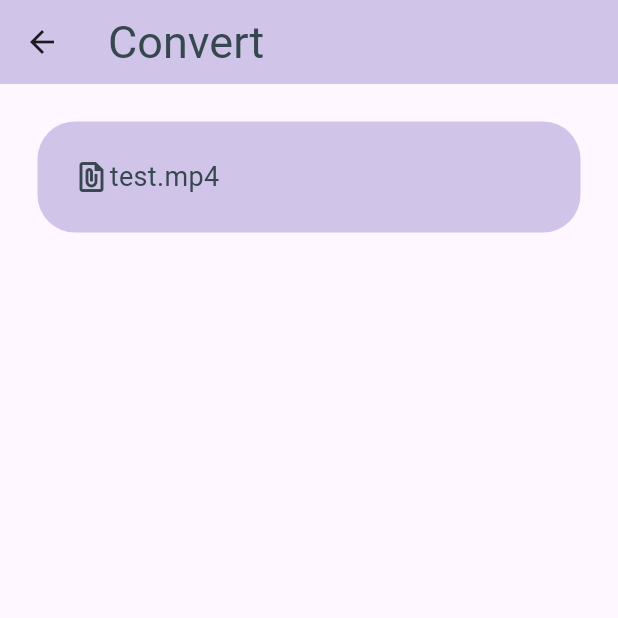
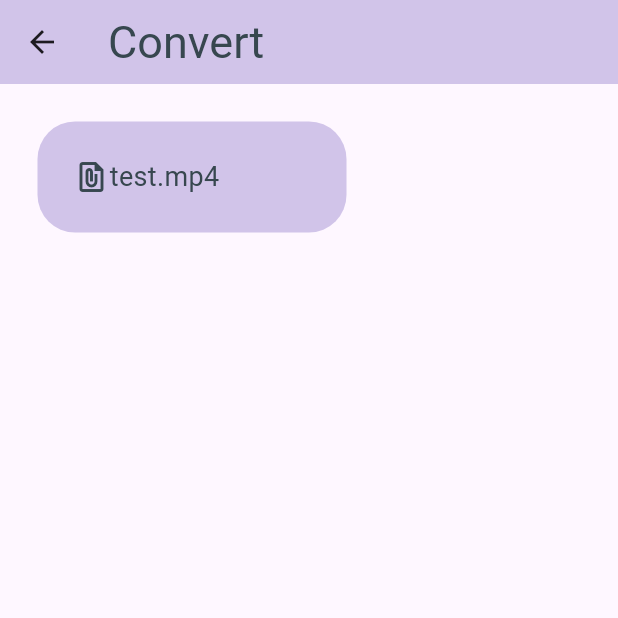
Before and after one commit to Pagrent/ffmpeg-Flutter-UI, a Flutter app: the screen it shows after launch, after a tap on the "save" icon, on a phone screen of 412 x 824 dp, the top half of it. Run offline on Flutter 3.47's test engine with Material 3 defaults, Android fonts, the light colour scheme and no system bars; our stand-ins replace file_picker, flutter_slidable, permission_handler.

Commit message:
修改：     ffmpegflutterui/android/app/src/main/AndroidManifest.xml 	修改：     ffmpegflutterui/lib/pages/convert_page.dart 	修改：     ffmpegflutterui/lib/pages/input_page.dart 	修改：     ffmpegflutterui/lib/pages/platform_page.dart 	修改：     ffmpegflutterui/lib/utils/confirm_file.dart 	修改：     ffmpegflutterui/lib/utils/file_list.dart 	修改：     ffmpegflutterui/pubspec.lock 	修改：     ffmpegflutterui/pubspec.yaml 	修改：     ffmpegflutterui/windows/flutter/generated_plugin_registrant.cc 	修改：     ffmpegflutterui/windows/flutter/generated_plugins.cmake

```diff
--- a/ffmpegflutterui/lib/pages/convert_page.dart
+++ b/ffmpegflutterui/lib/pages/convert_page.dart
@@ -1,6 +1,9 @@
+import 'dart:io';
+
 import 'package:ffmpegflutterui/utils/confirm_file.dart';
-import 'package:ffmpegflutterui/utils/file_list.dart';
 import 'package:flutter/material.dart';
+import 'package:path_provider/path_provider.dart';
+import 'package:permission_handler/permission_handler.dart';
 
 class ConvertPage extends StatefulWidget {
   final List<String> fileList;
@@ -16,15 +19,80 @@ class ConvertPage extends StatefulWidget {
 
 class _ConvertPageState extends State<ConvertPage> {
 
+  String? workDir;
+  Future<void> _getWorkingDir() async {                     //工作目录喵
+    final dir = await getApplicationDocumentsDirectory();
+    setState(() {
+      workDir = dir.path;
+    });
+  }
+
+  Future<bool> _requestStoragePermission() async {           //权限喵
+    if (Platform.isAndroid) {
+      final status = await Permission.storage.request();
+      return status.isGranted;
+    }
+    return true; // iOS/macOS 不需要显式请求
+  }
+
 
   @override
-  void initState() {
-  super.initState();
-  print("你就赤石吧: ${widget.fileList.length}");
-  print("赤这么多石: ${widget.fileList.join(', ')}");
-}
+
   Widget build(BuildContext context) {
+
+    if(widget.fileList.length == 0)
+    {
+      return Scaffold(
+
+        appBar: AppBar(
+
+          titleTextStyle: TextStyle(
+            color: Colors.blueGrey[800],
+            fontSize: 30,
+          ),
+
+          title: Text("Convert"),
+          backgroundColor: Colors.deepPurple[100],
+        ),
+
+        body: Center(
+          child: Container(
+            height: 200,
+            width: 200,
+            decoration: BoxDecoration(
+              color: Colors.redAccent[100],
+              borderRadius: BorderRadius.circular(25),
+            ),
+            child: Column(
+              children: [
+                SizedBox(
+                  height: 50,
+                ),
+                Icon(
+                  Icons.warning_amber_rounded,
+                  size: 50,
+                  color: Colors.red[800],
+                ),
+                SizedBox(
+                  height: 10,
+                ),
+                Text(
+                  "Please Select File",
+                  style: TextStyle(
+                    fontSize: 20,
+                    color: Colors.red[800],
+                  ),
+                ),
+              ],
+            ),
+          ),
+        ),
+      );
+    }
+
     return Scaffold(
+
+
       appBar: AppBar(
 
         titleTextStyle: TextStyle(
--- a/ffmpegflutterui/lib/pages/input_page.dart
+++ b/ffmpegflutterui/lib/pages/input_page.dart
@@ -31,45 +31,64 @@ class _InputPageState extends State<InputPage> {
     });
   }
 
+  void goToConvert(List<String> fuckList) {
+    Navigator.push(
+      context,
+      MaterialPageRoute(
+        builder: (context) => ConvertPage(
+          fileList: fuckList,
+        ),
+      ),
+    );
+  }
+
   @override
   Widget build(BuildContext context) {
     return Scaffold(
       appBar: AppBar(
         titleTextStyle: TextStyle(
-
           color: Colors.blueGrey[800],
           fontSize: 30,
         ),
 
         title: Text("Input"),
         backgroundColor: Colors.deepPurple[100],
+
+        actions: [
+          GestureDetector(
+            onTap: pickFile,
+            child: Container(
+              height: 35,
+              width: 60,
+              child: Center(
+                child: Text(
+                  "Add a file",
+                  style: TextStyle(
+                    color: Colors.blueGrey[800],
+                    fontSize: 12
+                  ),
+                ),
+              ),
+            ),
+          ),
+          IconButton(
+            onPressed: () {
+              pickFile();
+            },
+            icon: Icon(Icons.add),
+          ),
+          SizedBox(width: 10,)
+        ],
+
       ),
 
-      floatingActionButton: Column(
-        mainAxisAlignment: MainAxisAlignment.end,
-        children: [
-          FloatingActionButton(
-            onPressed: pickFile,
-            child: Icon(Icons.add),
-          ),
-          SizedBox(
-            height: 10,
-          ),
-          FloatingActionButton(
-            onPressed: () {
-              print("傻逼东西,${fileList.join(', ')}");
-              Navigator.push(
-                context,
-                MaterialPageRoute(
-                  builder:(context) => ConvertPage(
-                    fileList: fileList,
-                  ),
-                )
-              );
-            },
-            child: Icon(Icons.save),
-          )
-        ],
+      floatingActionButton: FloatingActionButton(
+        onPressed: () {
+          goToConvert(
+            fileList
+          );
+        },
+        child: Icon(Icons.save),
       ),
 
       body: ListView.builder(
--- a/ffmpegflutterui/lib/pages/platform_page.dart
+++ b/ffmpegflutterui/lib/pages/platform_page.dart
@@ -47,10 +47,12 @@ class _PlatformPageState extends State<PlatformPage> {
             label: "Select File",
           ),
 
+/*
           BottomNavigationBarItem(
             icon: Icon(Icons.compare_arrows),
             label: "Choose Convert Format"
           ),
+*/
 
           BottomNavigationBarItem(
             icon: Icon(Icons.output),
--- a/ffmpegflutterui/lib/utils/confirm_file.dart
+++ b/ffmpegflutterui/lib/utils/confirm_file.dart
@@ -1,8 +1,9 @@
 import 'package:flutter/material.dart';
-import 'package:flutter_slidable/flutter_slidable.dart';
 
 class ConfirmFile extends StatelessWidget {
   final String fileName;
+
+  //double cardWidth = window.physicalSize.width / 2 - 25.0;
 
   ConfirmFile({
     super.key,
@@ -12,10 +13,13 @@ class ConfirmFile extends StatelessWidget {
   @override
   Widget build(BuildContext context) {
     return Padding(
-      padding: const EdgeInsets.only(left: 25.0, right: 25.0, top: 25.0,),
+      padding: EdgeInsets.only(left: 25.0, right: MediaQuery.of(context).size.width / 2 - 25, top: 25,),
       child: Container(
-        width: MediaQuery.of(context).size.width / 2 - 50,
         padding: EdgeInsets.all(24),
+        decoration: BoxDecoration(
+          color: Colors.deepPurple[100],
+          borderRadius: BorderRadius.circular(25),
+        ),
         child: Row(
           children: [
             Icon(
@@ -31,10 +35,6 @@ class ConfirmFile extends StatelessWidget {
             ),
           ],
         ),
-        decoration: BoxDecoration(
-          color: Colors.deepPurple[100],
-          borderRadius: BorderRadius.circular(25),
-        ),
       ),
     );
   }
--- a/ffmpegflutterui/lib/utils/file_list.dart
+++ b/ffmpegflutterui/lib/utils/file_list.dart
@@ -31,6 +31,10 @@ class FileList extends StatelessWidget {
         child: Container(
           width: MediaQuery.of(context).size.width - 50,
           padding: EdgeInsets.all(24),
+          decoration: BoxDecoration(
+            color: Colors.deepPurple[100],
+            borderRadius: BorderRadius.circular(25),
+          ),
           child: Row(
             children: [
               Icon(
@@ -46,10 +50,6 @@ class FileList extends StatelessWidget {
               ),
             ],
           ),
-          decoration: BoxDecoration(
-            color: Colors.deepPurple[100],
-            borderRadius: BorderRadius.circular(25),
-          ),
         ),
       ),
     );
--- a/ffmpegflutterui/pubspec.yaml
+++ b/ffmpegflutterui/pubspec.yaml
@@ -38,6 +38,7 @@ dependencies:
   ffmpeg_kit_flutter_new: ^3.0.1 # 检查最新版本
   path_provider: ^2.1.5    # 用于文件路径处理
   file_picker: ^10.2.0      # 用于文件选择
+  permission_handler: ^12.0.1 #用于获取权限
 
   flutter_slidable: ^4.0.0
 
```
Also changed, not shown: ffmpegflutterui/pubspec.lock, 3 other files.
